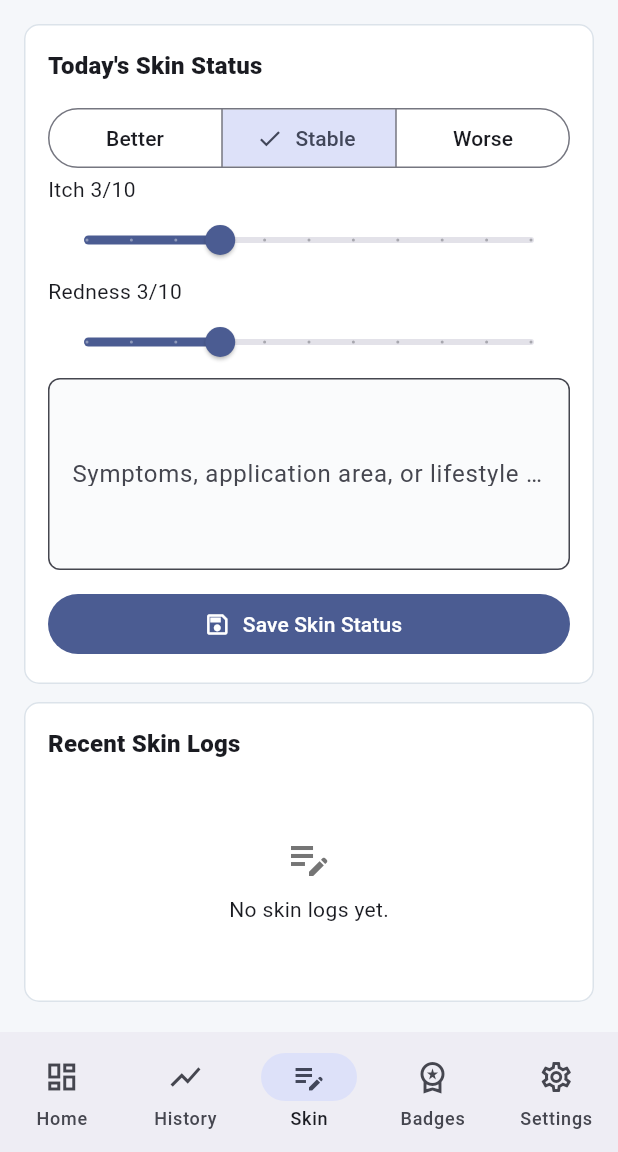
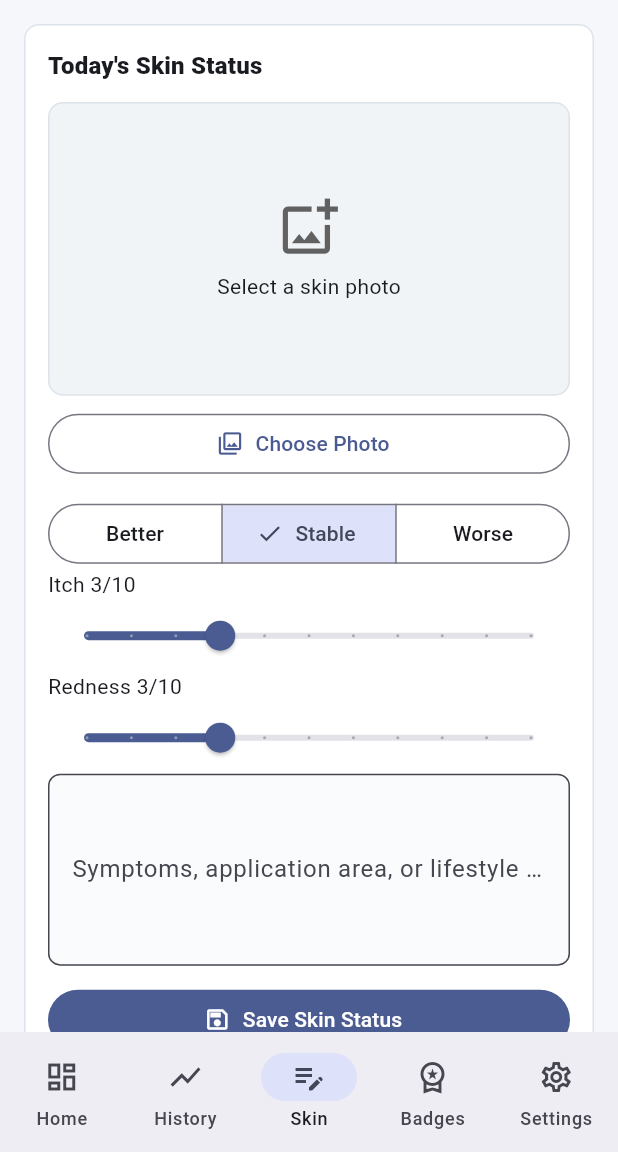
Before and after one commit to Hiroki-Kodama-PRS/ointment_flutter_mvp_en, a Flutter app: the screen it shows after launch, item 3 of the bottom bar chosen, on a phone screen of 412 x 824 dp, the part 84-1236 px from its top. Run offline on Flutter 3.47's test engine with Material 3 defaults, Android fonts, the phone set to English and light mode, and no system bars; our stand-ins replace image_picker, shared_preferences.

Commit message:
Add skin photo upload to journal

```diff
--- a/lib/main.dart
+++ b/lib/main.dart
@@ -2,6 +2,7 @@
 import 'dart:math';
 
 import 'package:flutter/material.dart';
+import 'package:image_picker/image_picker.dart';
 import 'package:intl/intl.dart';
 import 'package:shared_preferences/shared_preferences.dart';
 
@@ -86,6 +87,7 @@
     required this.rednessScore,
     required this.createdAt,
     this.memo = '',
+    this.photoBase64,
   });
 
   final String id;
@@ -95,6 +97,7 @@
   final int rednessScore;
   final DateTime createdAt;
   final String memo;
+  final String? photoBase64;
 
   Map<String, dynamic> toJson() => {
     'id': id,
@@ -104,6 +107,7 @@
     'rednessScore': rednessScore,
     'createdAt': createdAt.toIso8601String(),
     'memo': memo,
+    'photoBase64': photoBase64,
   };
 
   factory SkinEntry.fromJson(Map<String, dynamic> json) => SkinEntry(
@@ -114,6 +118,7 @@
     rednessScore: json['rednessScore'] as int,
     createdAt: DateTime.parse(json['createdAt'] as String),
     memo: (json['memo'] as String?) ?? '',
+    photoBase64: json['photoBase64'] as String?,
   );
 }
 
@@ -310,6 +315,7 @@
     int itchScore,
     int rednessScore,
     String memo,
+    String? photoBase64,
   ) async {
     final today = todayKey();
     final entry = SkinEntry(
@@ -319,6 +325,7 @@
       itchScore: itchScore,
       rednessScore: rednessScore,
       memo: memo.trim(),
+      photoBase64: photoBase64,
       createdAt: DateTime.now(),
     );
     await _save(
@@ -685,6 +692,16 @@
                         size: 44,
                         color: Colors.grey.shade700,
                       )
+                    : latest.photoBase64 != null
+                    ? ClipRRect(
+                        borderRadius: BorderRadius.circular(10),
+                        child: Image.memory(
+                          base64Decode(latest.photoBase64!),
+                          width: double.infinity,
+                          height: double.infinity,
+                          fit: BoxFit.cover,
+                        ),
+                      )
                     : Column(
                         mainAxisAlignment: MainAxisAlignment.center,
                         children: [
@@ -709,6 +726,98 @@
           ],
         ),
       ),
+    );
+  }
+}
+
+class PhotoPickerPanel extends StatelessWidget {
+  const PhotoPickerPanel({
+    required this.photoBase64,
+    required this.emptyText,
+    required this.buttonLabel,
+    required this.onPick,
+    required this.onRemove,
+    super.key,
+  });
+
+  final String? photoBase64;
+  final String emptyText;
+  final String buttonLabel;
+  final VoidCallback onPick;
+  final VoidCallback? onRemove;
+
+  @override
+  Widget build(BuildContext context) {
+    return Column(
+      crossAxisAlignment: CrossAxisAlignment.stretch,
+      children: [
+        AspectRatio(
+          aspectRatio: 16 / 9,
+          child: Container(
+            clipBehavior: Clip.antiAlias,
+            decoration: BoxDecoration(
+              borderRadius: BorderRadius.circular(10),
+              border: Border.all(color: const Color(0xFFDCE3EA)),
+              color: const Color(0xFFF1F4F7),
+            ),
+            child: photoBase64 == null
+                ? Column(
+                    mainAxisAlignment: MainAxisAlignment.center,
+                    children: [
+                      Icon(
+                        Icons.add_photo_alternate_outlined,
+                        size: 42,
+                        color: Colors.grey.shade700,
+                      ),
+                      const SizedBox(height: 8),
+                      Text(emptyText),
+                    ],
+                  )
+                : Image.memory(
+                    base64Decode(photoBase64!),
+                    width: double.infinity,
+                    height: double.infinity,
+                    fit: BoxFit.cover,
+                  ),
+          ),
+        ),
+        const SizedBox(height: 8),
+        Row(
+          children: [
+            Expanded(
+              child: OutlinedButton.icon(
+                onPressed: onPick,
+                icon: const Icon(Icons.photo_library_outlined),
+                label: Text(buttonLabel),
+              ),
+            ),
+            if (onRemove != null) ...[
+              const SizedBox(width: 8),
+              IconButton(
+                tooltip: 'Remove photo',
+                onPressed: onRemove,
+                icon: const Icon(Icons.delete_outline),
+              ),
+            ],
+          ],
+        ),
+      ],
+    );
+  }
+}
+
+class SkinPhotoThumbnail extends StatelessWidget {
+  const SkinPhotoThumbnail({required this.photoBase64, super.key});
+
+  final String? photoBase64;
+
+  @override
+  Widget build(BuildContext context) {
+    if (photoBase64 == null) {
+      return const CircleAvatar(child: Icon(Icons.image_outlined));
+    }
+    return CircleAvatar(
+      backgroundImage: MemoryImage(base64Decode(photoBase64!)),
     );
   }
 }
@@ -812,6 +921,7 @@
     int itchScore,
     int rednessScore,
     String memo,
+    String? photoBase64,
   )
   onSave;
 
@@ -823,6 +933,7 @@
   var condition = 'stable';
   double itchScore = 3;
   double rednessScore = 3;
+  String? selectedPhotoBase64;
   final memoController = TextEditingController();
 
   @override
@@ -841,6 +952,18 @@
             crossAxisAlignment: CrossAxisAlignment.stretch,
             children: [
               const SectionTitle("Today's Skin Status"),
+              PhotoPickerPanel(
+                photoBase64: selectedPhotoBase64,
+                emptyText: 'Select a skin photo',
+                buttonLabel: selectedPhotoBase64 == null
+                    ? 'Choose Photo'
+                    : 'Change Photo',
+                onPick: _pickPhoto,
+                onRemove: selectedPhotoBase64 == null
+                    ? null
+                    : () => setState(() => selectedPhotoBase64 = null),
+              ),
+              const SizedBox(height: 12),
               SegmentedButton<String>(
                 segments: const [
                   ButtonSegment(value: 'better', label: Text('Better')),
@@ -895,6 +1018,7 @@
                     title: Text(
                       '${formatDate(entry.date)} / ${conditionLabel(entry.condition)}',
                     ),
+                    leading: SkinPhotoThumbnail(photoBase64: entry.photoBase64),
                     subtitle: Text(
                       'Itch ${entry.itchScore}/10, redness ${entry.rednessScore}/10\n${entry.memo}',
                     ),
@@ -913,9 +1037,26 @@
       itchScore.round(),
       rednessScore.round(),
       memoController.text,
+      selectedPhotoBase64,
     );
     memoController.clear();
+    setState(() => selectedPhotoBase64 = null);
     if (mounted) _showMessage(context, "Today's skin status was saved.");
+  }
+
+  Future<void> _pickPhoto() async {
+    try {
+      final picked = await ImagePicker().pickImage(
+        source: ImageSource.gallery,
+        imageQuality: 80,
+        maxWidth: 1200,
+      );
+      if (picked == null) return;
+      final bytes = await picked.readAsBytes();
+      setState(() => selectedPhotoBase64 = base64Encode(bytes));
+    } catch (_) {
+      if (mounted) _showMessage(context, 'Could not choose a photo.');
+    }
   }
 }
 
--- a/pubspec.yaml
+++ b/pubspec.yaml
@@ -36,6 +36,7 @@
   cupertino_icons: ^1.0.8
   shared_preferences: ^2.5.5
   intl: ^0.20.2
+  image_picker: ^1.2.2
 
 dev_dependencies:
   flutter_test:
```
Also changed, not shown: pubspec.lock, 2 other files.
